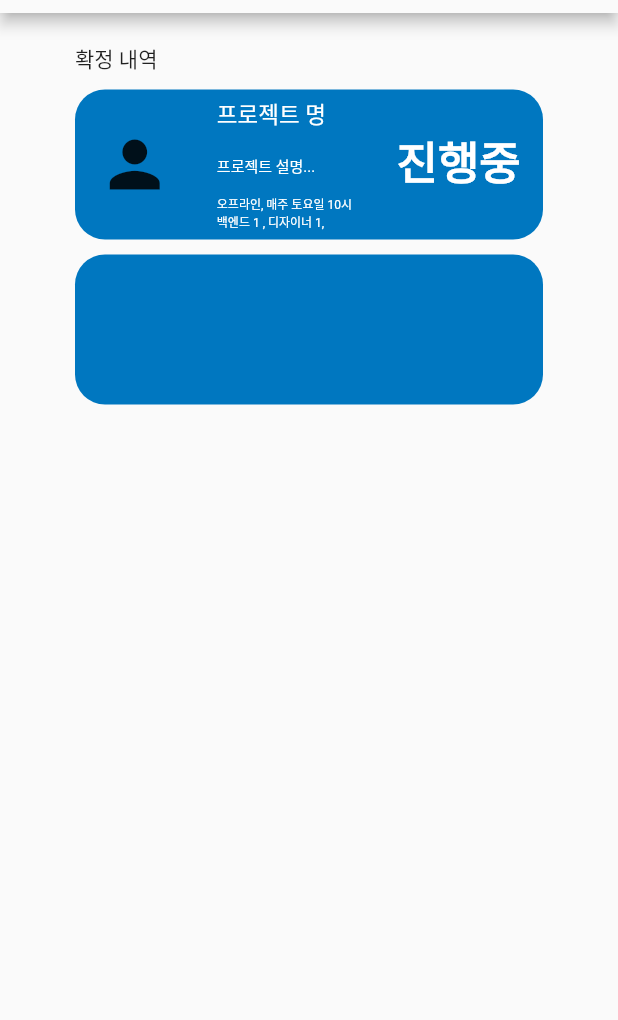
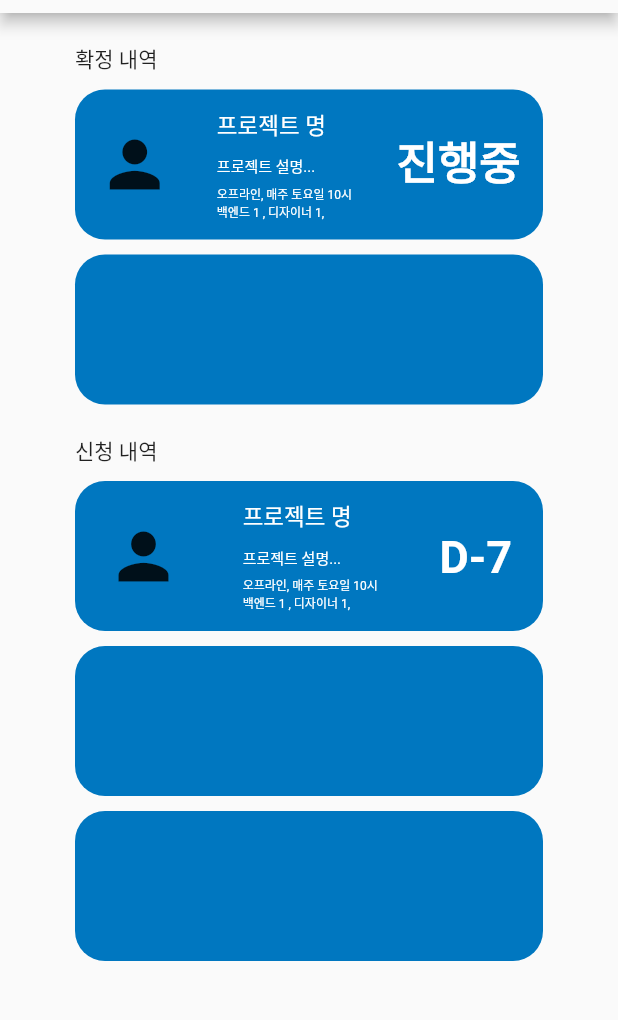
Before and after one commit to computerteam9/MEETEAM, a Flutter app: the ProjectListPage screen opened directly, on a phone screen of 412 x 824 dp, the part 71-1091 px from its top. Run offline on Flutter 3.47's test engine with Material 2 defaults, Android fonts, the phone set to English and light mode, and no system bars.

Commit message:
추가 : 신청 내역

```diff
--- a/lib/ProjectListPage.dart
+++ b/lib/ProjectListPage.dart
@@ -25,11 +25,12 @@ class _ProjectListPage extends State<ProjectListPage> {
                   "확정 내역"),
                 Column(children: [
                   Container(
-                    margin: EdgeInsets.only(top: 10),
-                    height: 100,
-                    decoration: BoxDecoration(
-                      color: CustomColor.color3,
-                      borderRadius: BorderRadius.circular(20)),
+                      margin: EdgeInsets.only(top: 10),
+                      padding: const EdgeInsets.fromLTRB(0, 10, 0, 10),
+                      height: 100,
+                      decoration: BoxDecoration(
+                          color: CustomColor.color3,
+                          borderRadius: BorderRadius.circular(20)),
                       child: Row(
                         mainAxisAlignment: MainAxisAlignment.spaceAround,
                         children: <Widget>[
@@ -82,7 +83,80 @@ class _ProjectListPage extends State<ProjectListPage> {
             ],
             )
         ),
-
+        Container(
+            margin: const EdgeInsets.fromLTRB(50, 10, 50, 10),
+            child: Column(
+              crossAxisAlignment: CrossAxisAlignment.start,
+              children: [
+                const Text(
+                    "신청 내역"),
+                Column(children: [
+                  Container(
+                      margin: EdgeInsets.only(top: 10),
+                      padding: const EdgeInsets.fromLTRB(0, 10, 0, 10),
+                      height: 100,
+                      decoration: BoxDecoration(
+                          color: CustomColor.color3,
+                          borderRadius: BorderRadius.circular(20)),
+                      child: Row(
+                        mainAxisAlignment: MainAxisAlignment.spaceAround,
+                        children: <Widget>[
+                          const ClipOval(
+                            child: Icon(
+                              Icons.person,
+                              size: 50,
+                            ),
+                          ),
+                          Column(
+                            mainAxisAlignment: MainAxisAlignment.spaceAround,
+                            crossAxisAlignment: CrossAxisAlignment.start,
+                            children: const [
+                              Text(
+                                "프로젝트 명",
+                                style:
+                                TextStyle(fontSize: 15, color: Colors.white),
+                              ),
+                              Text(
+                                "프로젝트 설명...",
+                                style: TextStyle(
+                                    height: 2, fontSize: 10, color: Colors.white),
+                              ),
+                              Text(
+                                "오프라인, 매주 토요일 10시\n백엔드 1 , 디자이너 1,",
+                                style:
+                                TextStyle(fontSize: 8, color: Colors.white),
+                              ),
+                            ],
+                          ),
+                          const Text(
+                            "D-7",
+                            style: TextStyle(
+                                height: 1.2,
+                                fontWeight: FontWeight.bold,
+                                fontSize: 30,
+                                color: Colors.white),
+                          )
+                        ],
+                      )
+                  ),
+                  Container(
+                    margin: EdgeInsets.only(top: 10),
+                    height: 100,
+                    decoration: BoxDecoration(
+                        color: CustomColor.color3,
+                        borderRadius: BorderRadius.circular(20)),
+                  ),
+                  Container(
+                    margin: EdgeInsets.only(top: 10),
+                    height: 100,
+                    decoration: BoxDecoration(
+                        color: CustomColor.color3,
+                        borderRadius: BorderRadius.circular(20)),
+                  ),
+                ],),
+              ],
+            )
+        )
       ])
     );
   }
```
